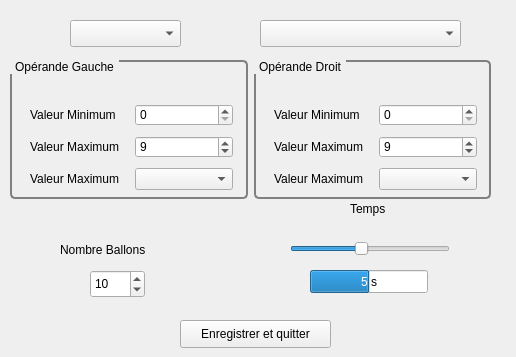
Qt form editeur.ui (Txikilinux/leterrier-calculment) before a commit.
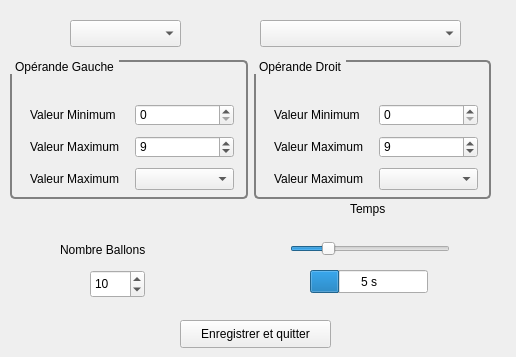
The same form after that commit.

Commit message: Modification dans l'éditeur des spinBox et du curseur pour permettre de proposer des entiers jusqu'à 1000 et du temps jusqu'à 20

The edit to the form file:
```diff
--- a/editeur.ui
+++ b/editeur.ui
@@ -83,7 +83,7 @@
         <rect>
          <x>20</x>
          <y>40</y>
-         <width>203</width>
+         <width>204</width>
          <height>97</height>
         </rect>
        </property>
@@ -112,7 +112,7 @@
         <item row="1" column="1">
          <widget class="QSpinBox" name="spbGMax">
           <property name="maximum">
-           <number>99</number>
+           <number>1000</number>
           </property>
           <property name="value">
            <number>9</number>
@@ -158,7 +158,7 @@
         <rect>
          <x>20</x>
          <y>40</y>
-         <width>203</width>
+         <width>204</width>
          <height>97</height>
         </rect>
        </property>
@@ -187,7 +187,7 @@
         <item row="1" column="1">
          <widget class="QSpinBox" name="spbDMax">
           <property name="maximum">
-           <number>99</number>
+           <number>1000</number>
           </property>
           <property name="value">
            <number>9</number>
@@ -223,7 +223,7 @@
     <number>1</number>
    </property>
    <property name="maximum">
-    <number>10</number>
+    <number>20</number>
    </property>
    <property name="value">
     <number>5</number>
@@ -242,7 +242,7 @@
     </rect>
    </property>
    <property name="maximum">
-    <number>10</number>
+    <number>20</number>
    </property>
    <property name="value">
     <number>5</number>
```
